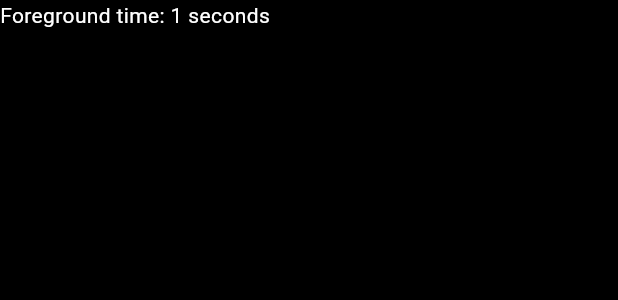
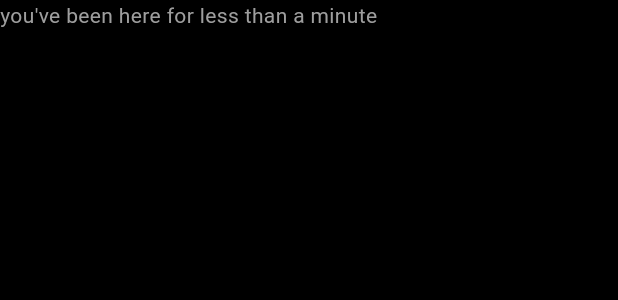
Before and after one commit to pupperpowell/night_break, a Flutter app: the StaySeated widget shown alone on an empty page, opened directly, on a phone screen of 412 x 824 dp. Shown: the top 300 px of the screen. Run offline on Flutter 3.47's test engine with Material 3 defaults, Android fonts, the phone set to English and light mode, and no system bars; our stand-ins replace flutter_secure_storage, get_it, material_symbols_icons, pocketbase, shimmer; missing offline and left inert: flutter_shaders; accounts and stored records are empty; project files that could hold a hidden picture were left out.

Commit message:
disguised timer as readable

```diff
--- a/lib/components/candle_box.dart
+++ b/lib/components/candle_box.dart
@@ -5,6 +5,6 @@ class CandleBox extends StatelessWidget {
 
   @override
   Widget build(BuildContext context) {
-    return const Text('Candle Stand');
+    return const Text('candles and candle box goes here');
   }
 }
--- a/lib/logic/stay_seated.dart
+++ b/lib/logic/stay_seated.dart
@@ -78,6 +78,11 @@ class StaySeatedState extends State<StaySeated> with WidgetsBindingObserver {
 
   @override
   Widget build(BuildContext context) {
-    return Text('Foreground time: ${currentForegroundTime.inSeconds} seconds');
+    return Text(
+      currentForegroundTime.inMinutes <= 1
+          ? 'you\'ve been here for less than a minute'
+          : 'you\'ve been here for ${currentForegroundTime.inMinutes} minutes',
+      style: const TextStyle(color: Colors.grey),
+    );
   }
 }
--- a/lib/theme/dark_theme.dart
+++ b/lib/theme/dark_theme.dart
@@ -1,5 +1,4 @@
 import 'package:flutter/material.dart';
-import 'dart:ui';
 
 ThemeData nightBreakDarkTheme = ThemeData(
   brightness: Brightness.dark,
```
